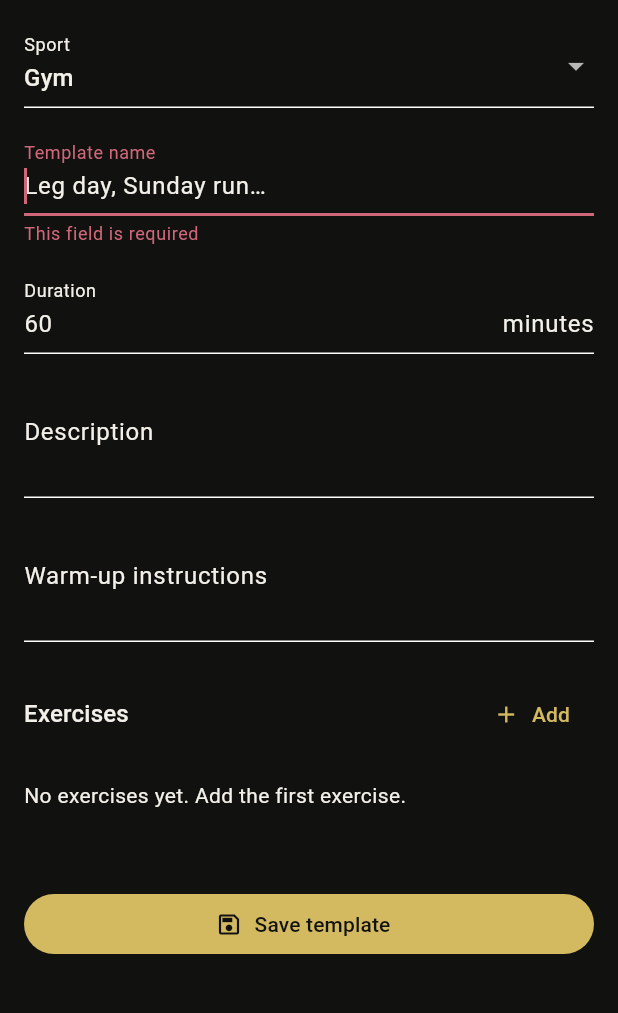
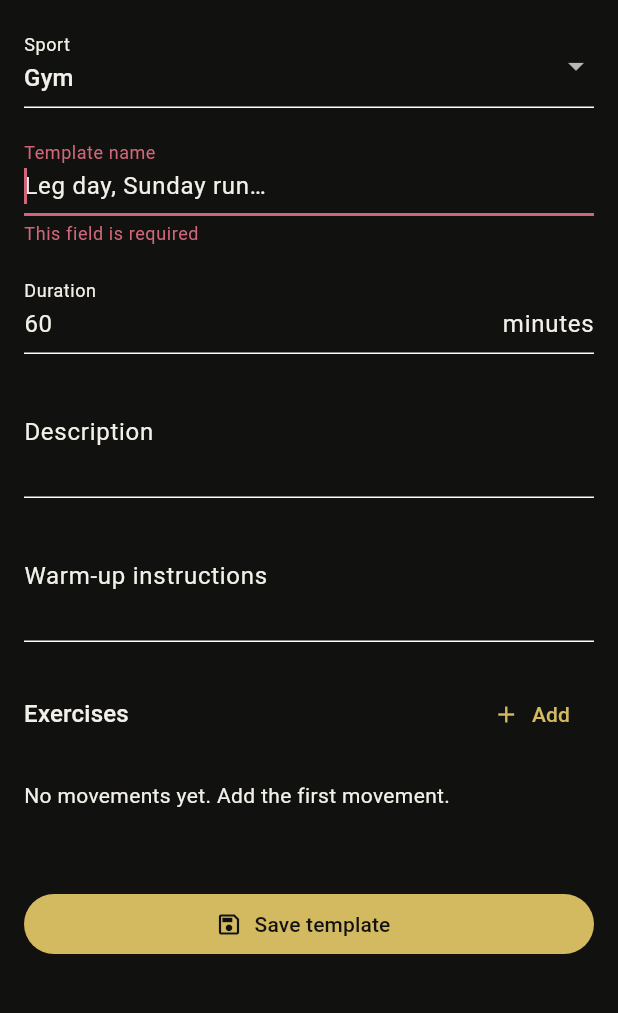
Before and after one commit to cesarombredane/the_forge, a Flutter app: the TemplateFormPage screen opened directly, after a tap on "Save template", on a phone screen of 412 x 824 dp, the part 84-1097 px from its top. Run offline on Flutter 3.47's test engine with Material 3 defaults, Android fonts, the phone set to English and light mode, and no system bars; our stand-ins replace sqflite; accounts and stored records are empty.

Commit message:
mobility rebuild

```diff
--- a/lib/data/models/training.dart
+++ b/lib/data/models/training.dart
@@ -94,6 +94,7 @@ class WorkoutTemplate {
     this.cadence,
     this.sportDetails = '',
     this.exercises = const [],
+    this.cycleCount = 1,
   });
 
   final int? id;
@@ -107,6 +108,7 @@ class WorkoutTemplate {
   final int? cadence;
   final String sportDetails;
   final List<Exercise> exercises;
+  final int cycleCount;
 
   Map<String, Object?> toMap() => {
     'id': id,
@@ -119,6 +121,7 @@ class WorkoutTemplate {
     'distance_km': distanceKm,
     'cadence': cadence,
     'sport_details': sportDetails,
+    'cycle_count': cycleCount,
   };
 
   factory WorkoutTemplate.fromMap(
@@ -139,6 +142,7 @@ class WorkoutTemplate {
       cadence: map['cadence'] as int?,
       sportDetails: map['sport_details'] as String,
       exercises: exercises,
+      cycleCount: map['cycle_count'] as int? ?? 1,
     );
   }
 }
@@ -161,6 +165,7 @@ class Workout {
     this.exercises = const [],
     this.comment = '',
     this.completedAt,
+    this.cycleCount = 1,
   });
 
   final int? id;
@@ -179,6 +184,7 @@ class Workout {
   final List<Exercise> exercises;
   final String comment;
   final DateTime? completedAt;
+  final int cycleCount;
 
   Map<String, Object?> toMap() => {
     'id': id,
@@ -196,6 +202,7 @@ class Workout {
     'hockey_type': hockeyType?.name,
     'distance_km': distanceKm,
     'cadence': cadence,
+    'cycle_count': cycleCount,
   };
 
   factory Workout.fromMap(
@@ -223,6 +230,7 @@ class Workout {
       completedAt: map['completed_at'] == null
           ? null
           : DateTime.parse(map['completed_at'] as String),
+      cycleCount: map['cycle_count'] as int? ?? 1,
     );
   }
 }
--- a/lib/data/repositories/workout_repository.dart
+++ b/lib/data/repositories/workout_repository.dart
@@ -40,6 +40,7 @@ class WorkoutRepository {
         cadence: template.cadence,
         sportDetails: template.sportDetails,
         exercises: template.exercises,
+        cycleCount: template.cycleCount,
       );
       final values = workout.toMap()..remove('id');
       final workoutId = await transaction.insert('workouts', values);
--- a/lib/features/templates/template_form_page.dart
+++ b/lib/features/templates/template_form_page.dart
@@ -19,6 +19,7 @@ class _TemplateFormPageState extends State<TemplateFormPage> {
   late final TextEditingController _distance;
   late final TextEditingController _cadence;
   late final TextEditingController _sportDetails;
+  late final TextEditingController _cycles;
   late Sport _sport;
   HockeySessionType _hockeyType = HockeySessionType.training;
   late List<Exercise> _exercises;
@@ -38,6 +39,9 @@ class _TemplateFormPageState extends State<TemplateFormPage> {
     );
     _cadence = TextEditingController(text: template?.cadence?.toString() ?? '');
     _sportDetails = TextEditingController(text: template?.sportDetails ?? '');
+    _cycles = TextEditingController(
+      text: template?.cycleCount.toString() ?? '1',
+    );
     _sport = template?.sport ?? Sport.gym;
     _hockeyType = template?.hockeyType ?? HockeySessionType.training;
     _exercises = List.of(template?.exercises ?? const []);
@@ -52,6 +56,7 @@ class _TemplateFormPageState extends State<TemplateFormPage> {
     _distance.dispose();
     _cadence.dispose();
     _sportDetails.dispose();
+    _cycles.dispose();
     super.dispose();
   }
 
@@ -79,8 +84,15 @@ class _TemplateFormPageState extends State<TemplateFormPage> {
                     )
                     .toList(),
                 onChanged: (sport) => setState(() {
+                  final previousSport = _sport;
                   _sport = sport!;
-                  if (_sport != Sport.gym) _exercises.clear();
+                  if (previousSport != _sport &&
+                      (previousSport == Sport.gym ||
+                          previousSport == Sport.mobility ||
+                          _sport == Sport.gym ||
+                          _sport == Sport.mobility)) {
+                    _exercises.clear();
+                  }
                 }),
               ),
               const SizedBox(height: 16),
@@ -120,6 +132,7 @@ class _TemplateFormPageState extends State<TemplateFormPage> {
                   alignLabelWithHint: true,
                 ),
               ),
+              if (_sport != Sport.mobility) ...[
                 const SizedBox(height: 16),
                 TextFormField(
                   controller: _warmup,
@@ -131,6 +144,7 @@ class _TemplateFormPageState extends State<TemplateFormPage> {
                     alignLabelWithHint: true,
                   ),
                 ),
+              ],
               const SizedBox(height: 24),
               ..._sportFields(),
               const SizedBox(height: 32),
@@ -148,58 +162,16 @@ class _TemplateFormPageState extends State<TemplateFormPage> {
 
   List<Widget> _sportFields() {
     return switch (_sport) {
-      Sport.gym => [
-        Row(
-          children: [
-            Expanded(
-              child: Text(
-                'Exercises',
-                style: Theme.of(context).textTheme.titleMedium,
+      Sport.gym => _exerciseFields(mobility: false),
+      Sport.mobility => [
+        TextFormField(
+          controller: _cycles,
+          keyboardType: TextInputType.number,
+          decoration: const InputDecoration(labelText: 'Number of cycles'),
+          validator: _positiveInt,
         ),
-            ),
-            TextButton.icon(
-              onPressed: () => _editExercise(),
-              icon: const Icon(Icons.add),
-              label: const Text('Add'),
-            ),
-          ],
-        ),
-        if (_exercises.isEmpty)
-          const Padding(
-            padding: EdgeInsets.symmetric(vertical: 20),
-            child: Text('No exercises yet. Add the first exercise.'),
-          ),
-        if (_exercises.isNotEmpty)
-          ReorderableListView.builder(
-            shrinkWrap: true,
-            physics: const NeverScrollableScrollPhysics(),
-            buildDefaultDragHandles: false,
-            itemCount: _exercises.length,
-            onReorderItem: _reorderExercise,
-            itemBuilder: (context, index) {
-              final exercise = _exercises[index];
-              return Card(
-                key: ObjectKey(exercise),
-                child: ListTile(
-                  leading: ReorderableDragStartListener(
-                    index: index,
-                    child: const Tooltip(
-                      message: 'Drag to reorder',
-                      child: Icon(Icons.drag_handle),
-                    ),
-                  ),
-                  title: Text(exercise.name),
-                  subtitle: Text(_exerciseSummary(exercise)),
-                  onTap: () => _editExercise(index),
-                  trailing: IconButton(
-                    tooltip: 'Remove exercise',
-                    onPressed: () => setState(() => _exercises.removeAt(index)),
-                    icon: const Icon(Icons.delete_outline),
-                  ),
-                ),
-              );
-            },
-          ),
+        const SizedBox(height: 16),
+        ..._exerciseFields(mobility: true),
       ],
       Sport.hockey => [
         DropdownButtonFormField<HockeySessionType>(
@@ -225,20 +197,62 @@ class _TemplateFormPageState extends State<TemplateFormPage> {
         detailsLabel: 'Pace, route or effort notes',
       ),
       Sport.walking => _distanceFields(detailsLabel: 'Route or effort notes'),
-      Sport.mobility => [
-        TextFormField(
-          controller: _sportDetails,
-          minLines: 3,
-          maxLines: 6,
-          decoration: const InputDecoration(
-            labelText: 'Movements and body areas',
-            hintText: 'Hip flexors, shoulders, ankle mobility…',
-            alignLabelWithHint: true,
+    };
+  }
+
+  List<Widget> _exerciseFields({required bool mobility}) => [
+    Row(
+      children: [
+        Expanded(
+          child: Text(
+            mobility ? 'Cycle movements' : 'Exercises',
+            style: Theme.of(context).textTheme.titleMedium,
           ),
         ),
+        TextButton.icon(
+          onPressed: () => _editExercise(mobility: mobility),
+          icon: const Icon(Icons.add),
+          label: const Text('Add'),
+        ),
       ],
-    };
-  }
+    ),
+    if (_exercises.isEmpty)
+      const Padding(
+        padding: EdgeInsets.symmetric(vertical: 20),
+        child: Text('No movements yet. Add the first movement.'),
+      ),
+    if (_exercises.isNotEmpty)
+      ReorderableListView.builder(
+        shrinkWrap: true,
+        physics: const NeverScrollableScrollPhysics(),
+        buildDefaultDragHandles: false,
+        itemCount: _exercises.length,
+        onReorderItem: _reorderExercise,
+        itemBuilder: (context, index) {
+          final exercise = _exercises[index];
+          return Card(
+            key: ObjectKey(exercise),
+            child: ListTile(
+              leading: ReorderableDragStartListener(
+                index: index,
+                child: const Tooltip(
+                  message: 'Drag to reorder',
+                  child: Icon(Icons.drag_handle),
+                ),
+              ),
+              title: Text(exercise.name),
+              subtitle: Text(_exerciseSummary(exercise, mobility: mobility)),
+              onTap: () => _editExercise(index: index, mobility: mobility),
+              trailing: IconButton(
+                tooltip: 'Remove exercise',
+                onPressed: () => setState(() => _exercises.removeAt(index)),
+                icon: const Icon(Icons.delete_outline),
+              ),
+            ),
+          );
+        },
+      ),
+  ];
 
   List<Widget> _distanceFields({required String detailsLabel}) => [
     TextFormField(
@@ -272,12 +286,17 @@ class _TemplateFormPageState extends State<TemplateFormPage> {
     ),
   ];
 
-  Future<void> _editExercise([int? index]) async {
+  Future<void> _editExercise({int? index, required bool mobility}) async {
+    FocusScope.of(context).unfocus();
     final result = await showDialog<Exercise>(
       context: context,
-      builder: (_) =>
-          _ExerciseDialog(exercise: index == null ? null : _exercises[index]),
+      builder: (_) => _ExerciseDialog(
+        exercise: index == null ? null : _exercises[index],
+        mobility: mobility,
+      ),
     );
+    if (!mounted) return;
+    FocusScope.of(context).unfocus();
     if (result == null) return;
     setState(() {
       if (index == null) {
@@ -297,9 +316,10 @@ class _TemplateFormPageState extends State<TemplateFormPage> {
 
   void _submit() {
     if (!_formKey.currentState!.validate()) return;
-    if (_sport == Sport.gym && _exercises.isEmpty) {
+    if ((_sport == Sport.gym || _sport == Sport.mobility) &&
+        _exercises.isEmpty) {
       ScaffoldMessenger.of(context).showSnackBar(
-        const SnackBar(content: Text('Add at least one gym exercise.')),
+        const SnackBar(content: Text('Add at least one exercise.')),
       );
       return;
     }
@@ -311,7 +331,7 @@ class _TemplateFormPageState extends State<TemplateFormPage> {
         sport: _sport,
         durationMinutes: int.parse(_duration.text),
         description: _description.text.trim(),
-        warmup: _warmup.text.trim(),
+        warmup: _sport == Sport.mobility ? '' : _warmup.text.trim(),
         hockeyType: _sport == Sport.hockey ? _hockeyType : null,
         distanceKm: _sport == Sport.running || _sport == Sport.walking
             ? double.tryParse(_distance.text)
@@ -319,8 +339,13 @@ class _TemplateFormPageState extends State<TemplateFormPage> {
         cadence: _sport == Sport.running || _sport == Sport.walking
             ? int.tryParse(_cadence.text)
             : null,
-        sportDetails: _sport == Sport.gym ? '' : _sportDetails.text.trim(),
-        exercises: _sport == Sport.gym ? _exercises : const [],
+        sportDetails: _sport == Sport.gym || _sport == Sport.mobility
+            ? ''
+            : _sportDetails.text.trim(),
+        exercises: _sport == Sport.gym || _sport == Sport.mobility
+            ? _exercises
+            : const [],
+        cycleCount: _sport == Sport.mobility ? int.parse(_cycles.text) : 1,
       ),
     );
   }
@@ -339,12 +364,18 @@ class _TemplateFormPageState extends State<TemplateFormPage> {
     final number = int.tryParse(value);
     return number == null || number <= 0 ? 'Enter a positive number' : null;
   }
+
+  String? _positiveInt(String? value) {
+    final number = int.tryParse(value ?? '');
+    return number == null || number <= 0 ? 'Enter a number above 0' : null;
+  }
 }
 
 class _ExerciseDialog extends StatefulWidget {
-  const _ExerciseDialog({this.exercise});
+  const _ExerciseDialog({this.exercise, required this.mobility});
 
   final Exercise? exercise;
+  final bool mobility;
 
   @override
   State<_ExerciseDialog> createState() => _ExerciseDialogState();
@@ -413,6 +444,12 @@ class _ExerciseDialogState extends State<_ExerciseDialog> {
                     setState(() => _unit = selection.first),
               ),
               const SizedBox(height: 12),
+              if (widget.mobility)
+                _numberField(
+                  _reps,
+                  _unit == ExerciseUnit.reps ? 'Reps' : 'Time (seconds)',
+                )
+              else
                 Row(
                   children: [
                     Expanded(child: _numberField(_sets, 'Sets')),
@@ -432,6 +469,7 @@ class _ExerciseDialogState extends State<_ExerciseDialog> {
                 onChanged: (value) => setState(() => _perSide = value!),
                 controlAffinity: ListTileControlAffinity.leading,
               ),
+              if (!widget.mobility) ...[
                 const SizedBox(height: 12),
                 TextFormField(
                   controller: _weight,
@@ -448,6 +486,7 @@ class _ExerciseDialogState extends State<_ExerciseDialog> {
                     return number == null ? 'Enter a number' : null;
                   },
                 ),
+              ],
             ],
           ),
         ),
@@ -480,9 +519,9 @@ class _ExerciseDialogState extends State<_ExerciseDialog> {
       context,
       Exercise(
         name: _name.text.trim(),
-        sets: int.parse(_sets.text),
+        sets: widget.mobility ? 1 : int.parse(_sets.text),
         reps: int.parse(_reps.text),
-        weightKg: double.parse(_weight.text),
+        weightKg: widget.mobility ? 0 : double.parse(_weight.text),
         unit: _unit,
         perSide: _perSide,
       ),
@@ -490,7 +529,7 @@ class _ExerciseDialogState extends State<_ExerciseDialog> {
   }
 }
 
-String _exerciseSummary(Exercise exercise) {
+String _exerciseSummary(Exercise exercise, {required bool mobility}) {
   final weight = exercise.weightKg == 0
       ? 'bodyweight'
       : '${_compactNumber(exercise.weightKg)} kg';
@@ -498,7 +537,9 @@ String _exerciseSummary(Exercise exercise) {
       ? '${exercise.reps} reps'
       : '${exercise.reps} sec';
   final side = exercise.perSide ? ' · per side' : '';
-  return '${exercise.sets} × $amount$side · $weight';
+  return mobility
+      ? '$amount$side'
+      : '${exercise.sets} × $amount$side · $weight';
 }
 
 String _compactNumber(double value) {
```
Also changed, not shown: lib/data/local/app_database.dart (+30 -1 lines), lib/features/home/home_page.dart (+11 -1 lines), lib/features/workouts/workout_completion_dialog.dart (+24 -6 lines). Lines whose indentation alone changed are shown as unchanged.
